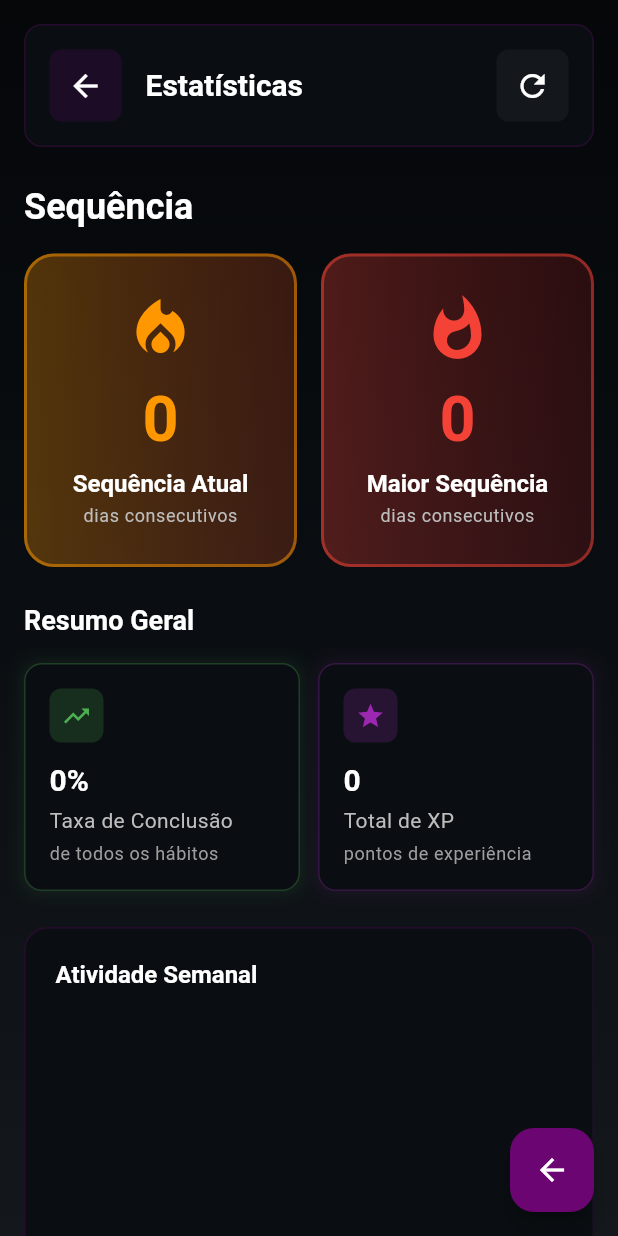
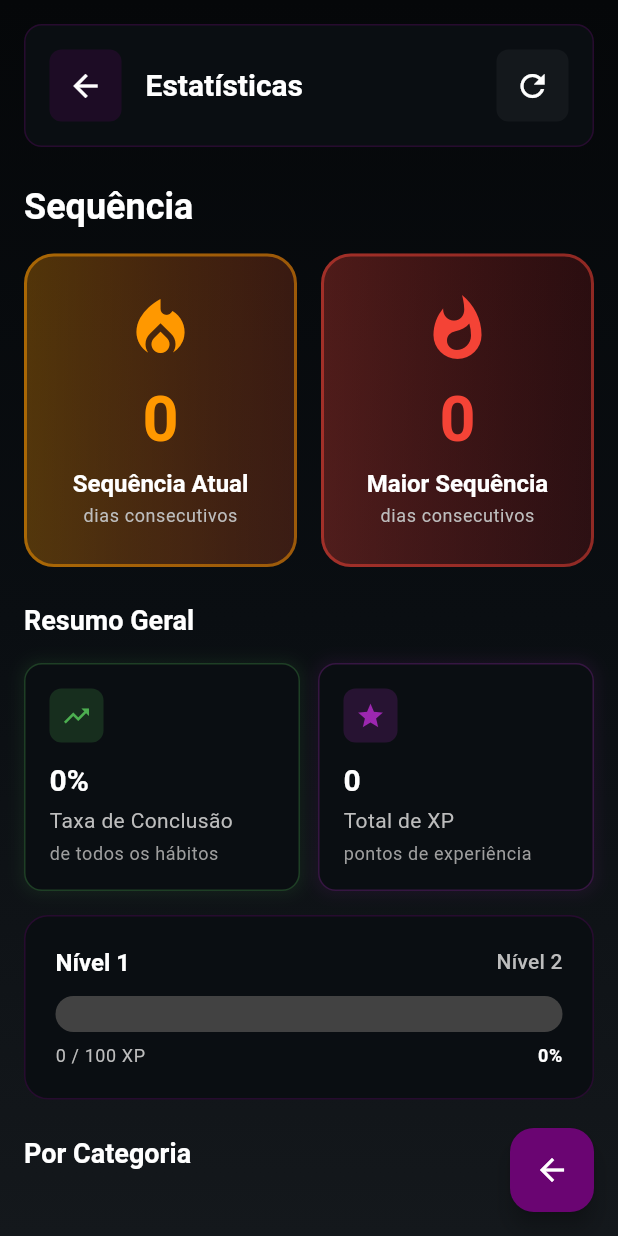
Before and after one commit to baszeggio/Librarium-Front, a Flutter app: the StatsScreen screen opened by its route, after a tap on the "refresh" icon, on a phone screen of 412 x 824 dp. Run offline on Flutter 3.47's test engine with Material 3 defaults, Android fonts, the phone set to English and light mode, and no system bars; our stand-ins replace go_router, image_picker, shared_preferences; accounts and stored records are empty; network calls fail.

Commit message:
Refactor StatsProvider to fetch user dashboard and weekly chart data in parallel, and update StatsScreen to display real weekly data and improve UI structure.

```diff
--- a/lib/providers/stats_provider.dart
+++ b/lib/providers/stats_provider.dart
@@ -57,8 +57,12 @@ class StatsProvider extends ChangeNotifier {
     notifyListeners();
 
     try {
-      // Usar getUserDashboard que retorna estatísticas completas do usuário
-      final dashboardData = await ApiService.getUserDashboard();
+      // Buscar dashboard e dados semanais em paralelo
+      final dashboardFuture = ApiService.getUserDashboard();
+      final weeklyChartFuture = ApiService.getWeeklyChart();
+
+      final dashboardData = await dashboardFuture;
+      final weeklyChartData = await weeklyChartFuture;
 
       if (dashboardData['sucesso'] == true && dashboardData['dashboard'] != null) {
         final dashboard = dashboardData['dashboard'];
@@ -78,6 +82,42 @@ class StatsProvider extends ChangeNotifier {
           }
         }
 
+        // Processar dados semanais reais
+        List<Map<String, dynamic>> weeklyData = [];
+        if (weeklyChartData['sucesso'] == true && weeklyChartData['graficoSemanal'] != null) {
+          final graficoSemanal = weeklyChartData['graficoSemanal'] as List;
+
+          // Garantir que temos 7 dias (da mais antiga até hoje)
+          final hoje = DateTime.now();
+          final diasSemana = <String, Map<String, dynamic>>{};
+
+          // Inicializar todos os 7 dias
+          for (int i = 6; i >= 0; i--) {
+            final data = hoje.subtract(Duration(days: i));
+            final dataString = '${data.year}-${data.month.toString().padLeft(2, '0')}-${data.day.toString().padLeft(2, '0')}';
+            diasSemana[dataString] = {
+              'data': dataString,
+              'concluidos': 0,
+              'perdidos': 0,
+              'experiencia': 0,
+              'habitos': []
+            };
+          }
+
+          // Preencher com dados reais da API
+          for (var dia in graficoSemanal) {
+            if (dia is Map<String, dynamic> && dia['data'] != null) {
+              final dataString = dia['data'].toString().split('T')[0];
+              if (diasSemana.containsKey(dataString)) {
+                diasSemana[dataString] = Map<String, dynamic>.from(dia);
+              }
+            }
+          }
+
+          // Converter para lista ordenada
+          weeklyData = diasSemana.values.toList();
+        }
+
         // Mapear os campos do backend para o modelo Stats
         _stats = Stats(
           totalHabits: statsHoje['totalHabitos'] ??
@@ -89,7 +129,7 @@ class StatsProvider extends ChangeNotifier {
           totalXP: usuario['experiencia'] ?? 0,
           level: usuario['nivel'] ?? 1,
           categoryStats: categoryStats,
-          weeklyData: [],
+          weeklyData: weeklyData,
           monthlyData: [],
         );
       } else {
--- a/lib/screens/stats/stats_screen.dart
+++ b/lib/screens/stats/stats_screen.dart
@@ -43,8 +43,6 @@ class _StatsScreenState extends State<StatsScreen> {
                   child: CircularProgressIndicator(),
                 );
               }
-
-              // Mesmo com erro, exibir conteúdo com fallback mock
               return _buildStatsContent(statsProvider);
             },
           ),
@@ -66,7 +64,6 @@ class _StatsScreenState extends State<StatsScreen> {
   }
 
   Widget _buildStatsContent(StatsProvider statsProvider) {
-    // Usar apenas dados reais do provider
     if (statsProvider.stats == null) {
       return Center(
         child: Column(
@@ -92,8 +89,21 @@ class _StatsScreenState extends State<StatsScreen> {
       child: Column(
         crossAxisAlignment: CrossAxisAlignment.start,
         children: [
-          // Header
-          Container(
+          _buildHeader(statsProvider),
+          const SizedBox(height: 24),
+          _buildProminentStreakCards(stats),
+          const SizedBox(height: 24),
+          _buildMainStatsCards(stats),
+          const SizedBox(height: 24),
+          _buildCategoryStats(stats),
+          const SizedBox(height: 24),
+        ],
+      ),
+    );
+  }
+
+  Widget _buildHeader(StatsProvider statsProvider) {
+    return Container(
       padding: const EdgeInsets.all(16),
       decoration: BoxDecoration(
         color: Theme.of(context).colorScheme.surface,
@@ -104,7 +114,6 @@ class _StatsScreenState extends State<StatsScreen> {
       ),
       child: Row(
         children: [
-                // Botão de voltar mais visível
           Container(
             decoration: BoxDecoration(
               color: Theme.of(context).colorScheme.primary.withOpacity(0.2),
@@ -132,7 +141,6 @@ class _StatsScreenState extends State<StatsScreen> {
                 ),
           ),
           const Spacer(),
-                // Botão de refresh
           Container(
             decoration: BoxDecoration(
               color: const Color(0xFF14181C),
@@ -147,34 +155,6 @@ class _StatsScreenState extends State<StatsScreen> {
               tooltip: 'Atualizar',
             ),
           ),
-              ],
-            ),
-          ),
-
-          const SizedBox(height: 24),
-
-          // Sequência em destaque no topo (MAIOR E MAIS VISÍVEL)
-          _buildProminentStreakCards(stats),
-
-          const SizedBox(height: 24),
-
-          // Cards de estatísticas principais
-          _buildMainStatsCards(stats),
-
-          const SizedBox(height: 24),
-
-          // Gráfico semanal
-          _buildWeeklyChart(stats),
-
-          const SizedBox(height: 24),
-
-          // Estatísticas por categoria
-          _buildCategoryStats(stats),
-
-          const SizedBox(height: 24),
-
-          // Estatísticas de sequência
-          _buildStreakStats(stats),
         ],
       ),
     );
@@ -307,6 +287,32 @@ class _StatsScreenState extends State<StatsScreen> {
   }
 
   Widget _buildMainStatsCards(Stats stats) {
+    final nivel = stats.level;
+    int xpNecessarioParaNivelAtual = 0;
+    int xpNecessarioParaProximoNivel = 0;
+
+    if (nivel <= 1) {
+      xpNecessarioParaNivelAtual = 0;
+      xpNecessarioParaProximoNivel = 100;
+    } else if (nivel < 10) {
+      xpNecessarioParaNivelAtual = (nivel - 1) * 100;
+      xpNecessarioParaProximoNivel = nivel * 100;
+    } else if (nivel < 20) {
+      xpNecessarioParaNivelAtual = 900 + ((nivel - 10) * 200);
+      xpNecessarioParaProximoNivel = 1000 + ((nivel - 10) * 200);
+    } else if (nivel < 30) {
+      xpNecessarioParaNivelAtual = 2900 + ((nivel - 20) * 300);
+      xpNecessarioParaProximoNivel = 3000 + ((nivel - 20) * 300);
+    } else {
+      xpNecessarioParaNivelAtual = 5900 + ((nivel - 30) * 400);
+      xpNecessarioParaProximoNivel = 6000 + ((nivel - 30) * 400);
+    }
+    final xpParaProximoNivel = xpNecessarioParaProximoNivel - xpNecessarioParaNivelAtual;
+    final xpAtualNoNivel = (stats.totalXP - xpNecessarioParaNivelAtual).clamp(0, xpParaProximoNivel);
+    final progressoXP = xpParaProximoNivel > 0
+        ? (xpAtualNoNivel / xpParaProximoNivel).clamp(0.0, 1.0)
+        : 1.0;
+
     return Column(
       crossAxisAlignment: CrossAxisAlignment.start,
       children: [
@@ -341,26 +347,8 @@ class _StatsScreenState extends State<StatsScreen> {
             ),
           ],
         ),
-      ],
-    );
-  }
-
-  Widget _buildWeeklyChart(Stats stats) {
-    // Dados da semana (simulado - pode ser substituído por dados reais da API)
-    final List<double> weeklyData = [
-      stats.totalHabits > 0 ? (stats.completedHabits / stats.totalHabits * 100) : 0.0,
-      stats.totalHabits > 0 ? (stats.completedHabits / stats.totalHabits * 80) : 0.0,
-      stats.totalHabits > 0 ? (stats.completedHabits / stats.totalHabits * 90) : 0.0,
-      stats.totalHabits > 0 ? (stats.completedHabits / stats.totalHabits * 70) : 0.0,
-      stats.totalHabits > 0 ? (stats.completedHabits / stats.totalHabits * 85) : 0.0,
-      stats.totalHabits > 0 ? (stats.completedHabits / stats.totalHabits * 95) : 0.0,
-      stats.completionRate * 100,
-    ];
-
-    final maxValue = weeklyData.reduce((a, b) => a > b ? a : b);
-    final maxHeight = maxValue > 0 ? maxValue : 100.0;
-
-    return Container(
+        const SizedBox(height: 16),
+        Container(
           padding: const EdgeInsets.all(20),
           decoration: BoxDecoration(
             color: Theme.of(context).colorScheme.surface,
@@ -372,98 +360,78 @@ class _StatsScreenState extends State<StatsScreen> {
           child: Column(
             crossAxisAlignment: CrossAxisAlignment.start,
             children: [
+              Row(
+                mainAxisAlignment: MainAxisAlignment.spaceBetween,
+                children: [
                   Text(
-            'Atividade Semanal',
+                    'Nível ${stats.level}',
                     style: Theme.of(context).textTheme.titleLarge?.copyWith(
                           color: Colors.white,
                           fontWeight: FontWeight.bold,
                         ),
                   ),
-          const SizedBox(height: 20),
-          // Gráfico de barras simples
-          SizedBox(
-            height: 200,
-            child: Row(
-              crossAxisAlignment: CrossAxisAlignment.end,
-              mainAxisAlignment: MainAxisAlignment.spaceEvenly,
+                  Text(
+                    'Nível ${stats.level + 1}',
+                    style: Theme.of(context).textTheme.titleMedium?.copyWith(
+                          color: Colors.grey[400],
+                          fontWeight: FontWeight.w500,
+                        ),
+                  ),
+                ],
+              ),
+              const SizedBox(height: 12),
+              Stack(
                 children: [
-                for (int i = 0; i < 7; i++)
-                  Expanded(
-                    child: Padding(
-                      padding: const EdgeInsets.symmetric(horizontal: 2),
-                      child: Column(
-                        mainAxisAlignment: MainAxisAlignment.end,
-                        mainAxisSize: MainAxisSize.min,
-                        children: [
-                          Expanded(
-                            flex: 1,
+                  Container(
+                    height: 24,
+                    decoration: BoxDecoration(
+                      color: Colors.grey[800],
+                      borderRadius: BorderRadius.circular(12),
+                    ),
+                  ),
+                  FractionallySizedBox(
+                    widthFactor: progressoXP,
                     child: Container(
-                              width: double.infinity,
-                              margin: const EdgeInsets.only(bottom: 40),
-                              child: Align(
-                                alignment: Alignment.bottomCenter,
-                                child: Container(
-                                  width: double.infinity,
-                                  height: maxHeight > 0 ? (weeklyData[i] / maxHeight * 160).clamp(0.0, 160.0) : 0,
+                      height: 24,
                       decoration: BoxDecoration(
                         gradient: LinearGradient(
-                                      begin: Alignment.bottomCenter,
-                                      end: Alignment.topCenter,
                           colors: [
                             Theme.of(context).colorScheme.primary,
                             Theme.of(context).colorScheme.secondary,
                           ],
                         ),
-                                    borderRadius: const BorderRadius.vertical(
-                                      top: Radius.circular(4),
+                        borderRadius: BorderRadius.circular(12),
                       ),
                     ),
                   ),
+                ],
+              ),
+              const SizedBox(height: 8),
+              Row(
+                mainAxisAlignment: MainAxisAlignment.spaceBetween,
+                children: [
+                  Text(
+                    '$xpAtualNoNivel / $xpParaProximoNivel XP',
+                    style: Theme.of(context).textTheme.bodySmall?.copyWith(
+                          color: Colors.grey[400],
+                          fontSize: 12,
                         ),
                   ),
-                          ),
-                          SizedBox(
-                            height: 40,
-                            child: Column(
-                              mainAxisSize: MainAxisSize.min,
-                              children: [
                   Text(
-                                  _getDayName(i),
-                                  style: Theme.of(context).textTheme.bodySmall?.copyWith(
-                                    color: Colors.grey[400],
-                                    fontSize: 9,
-                                  ),
-                                  maxLines: 1,
-                                  overflow: TextOverflow.ellipsis,
-                                ),
-                                Text(
-                                  '${weeklyData[i].toInt()}%',
+                    '${(progressoXP * 100).toInt()}%',
                     style: Theme.of(context).textTheme.bodySmall?.copyWith(
                           color: Colors.white,
-                                    fontSize: 9,
+                          fontSize: 12,
                           fontWeight: FontWeight.bold,
                         ),
-                                  maxLines: 1,
-                                  overflow: TextOverflow.ellipsis,
+                  ),
+                ],
               ),
             ],
           ),
         ),
       ],
-                      ),
-                    ),
-                  ),
-              ],
-            ),
-          ),
-        ],
-      ),
     );
-  }
-
-  String _getDayName(int index) {
-    const days = ['Dom', 'Seg', 'Ter', 'Qua', 'Qui', 'Sex', 'Sáb'];
-    return days[index];
   }
 
   Widget _buildCategoryStats(Stats stats) {
@@ -523,80 +491,6 @@ class _StatsScreenState extends State<StatsScreen> {
     );
   }
 
-  Widget _buildStreakStats(Stats stats) {
-    return Column(
-      crossAxisAlignment: CrossAxisAlignment.start,
-      children: [
-        Text(
-          'Sequências',
-          style: Theme.of(context).textTheme.headlineSmall?.copyWith(
-            color: Colors.white,
-            fontWeight: FontWeight.bold,
-          ),
-        ),
-        const SizedBox(height: 16),
-        Container(
-          padding: const EdgeInsets.all(20),
-          decoration: BoxDecoration(
-            color: Theme.of(context).colorScheme.surface,
-            borderRadius: BorderRadius.circular(16),
-            border: Border.all(
-              color: Theme.of(context).colorScheme.primary.withOpacity(0.3),
-            ),
-          ),
-          child: Column(
-            children: [
-              Row(
-                mainAxisAlignment: MainAxisAlignment.spaceAround,
-                children: [
-                  _buildStreakItem(
-                    'Atual',
-                    '${stats.currentStreak}',
-                    Icons.local_fire_department,
-                    Colors.orange,
-                  ),
-                  _buildStreakItem(
-                    'Maior',
-                    '${stats.longestStreak}',
-                    Icons.whatshot,
-                    Colors.red,
-                  ),
-                  _buildStreakItem(
-                    'Total',
-                    '${stats.totalHabits}',
-                    Icons.checklist,
-                    Colors.blue,
-                  ),
-                ],
-              ),
-            ],
-          ),
-        ),
-      ],
-    );
-  }
-
-  Widget _buildStreakItem(String label, String value, IconData icon, Color color) {
-    return Column(
-      children: [
-        Icon(icon, color: color, size: 32),
-        const SizedBox(height: 8),
-        Text(
-          value,
-          style: Theme.of(context).textTheme.headlineMedium?.copyWith(
-            color: Colors.white,
-            fontWeight: FontWeight.bold,
-          ),
-        ),
-        Text(
-          label,
-          style: Theme.of(context).textTheme.bodySmall?.copyWith(
-            color: Colors.grey[400],
-          ),
-        ),
-      ],
-    );
-  }
 
 
   IconData _getCategoryIcon(String category) {
```
Lines whose indentation alone changed are shown as unchanged.
